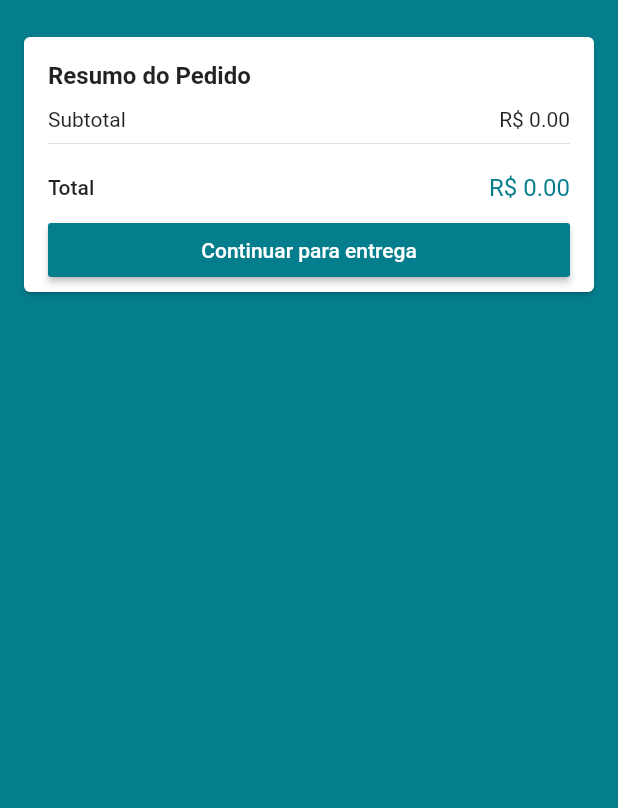
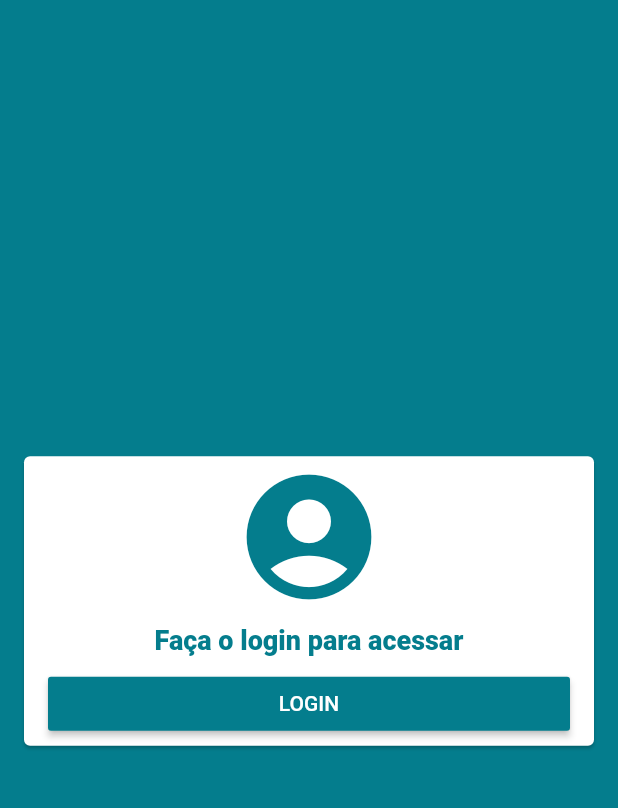
Before and after one commit to lmbaldi/loja_virtual, a Flutter app: the screen it shows after launch, after a tap on the "shopping cart" icon, on a phone screen of 412 x 824 dp, the part 59-867 px from its top. Run offline on Flutter 3.47's test engine with Material 2 defaults, Android fonts, the phone set to English and light mode, and no system bars; our stand-ins replace brasil_fields, carousel_pro, cloud_firestore, dio, firebase_auth, firebase_storage and 4 more; missing offline and left inert: alphabet_list_scroll_view; accounts and stored records are empty.

Commit message:
requesting the user's login in the cart

```diff
--- a/lib/common/common.dart
+++ b/lib/common/common.dart
@@ -1,4 +1,6 @@
 export 'app_theme.dart';
 export './custom_drawer/drawer.dart';
 export 'custom_icon_button.dart';
+export 'empty_card.dart';
+export 'login_card.dart';
 export 'price_card.dart';
--- /dev/null
+++ b/lib/common/login_card.dart
@@ -0,0 +1,49 @@
+import 'package:flutter/material.dart';
+import 'package:loja_virtual/helpers/helpers.dart';
+
+class LoginCard extends StatelessWidget {
+  @override
+  Widget build(BuildContext context) {
+    return Center(
+      child: Card(
+        margin: const EdgeInsets.all(16),
+        child: Padding(
+          padding: const EdgeInsets.fromLTRB(16, 4, 16, 4),
+          child: Column(
+            mainAxisSize: MainAxisSize.min,
+            crossAxisAlignment: CrossAxisAlignment.stretch,
+            children: <Widget>[
+              Icon(
+                Icons.account_circle,
+                color: Theme.of(context).primaryColor,
+                size: 100,
+              ),
+              Padding(
+                padding: const EdgeInsets.all(8.0),
+                child: Text(
+                  R.string.loginAccess,
+                  textAlign: TextAlign.center,
+                  style: TextStyle(
+                    fontSize: 18,
+                    fontWeight: FontWeight.w800,
+                    color: Theme.of(context).primaryColor,
+                  ),
+                ),
+              ),
+              RaisedButton(
+                onPressed: (){
+                  Navigator.of(context).pushNamed('/login');
+                },
+                color: Theme.of(context).primaryColor,
+                textColor: Colors.white,
+                child: const Text(
+                    'LOGIN'
+                ),
+              ),
+            ],
+          ),
+        ),
+      ),
+    );
+  }
+}
--- a/lib/data/manager/cart_manager.dart
+++ b/lib/data/manager/cart_manager.dart
@@ -26,7 +26,7 @@ class CartManager extends ChangeNotifier {
 
   updateUser(UserManager userManager) {
     user = userManager.user;
-    num productsPrice = 0.0;
+    productsPrice = 0.0;
     //limpa os itens do carrinho qdo eh novo usuario
     items.clear();
     removeAddress();
--- a/lib/data/models/product.dart
+++ b/lib/data/models/product.dart
@@ -12,11 +12,13 @@ class Product extends ChangeNotifier {
   String id;
   String name;
   String description;
-  List<String> images;
+  List<String> images = [];
   List<ItemSize> sizes;
 
-  Product({this.id, this.name, this.description, this.images, this.sizes}){
-    images = images ?? [];
+  Product();
+
+  Product.fromObject({this.id, this.name, this.description, this.images, this.sizes}){
+    images  = images ?? [];
     sizes = sizes ?? [];
   }
 
@@ -24,7 +26,8 @@ class Product extends ChangeNotifier {
     id = document.documentID;
     name = document['name'] as String;
     description = document['description'] as String;
-    images = List<String>.from(document.data['images']) as List<dynamic>;
+    images  = List<String>.from(document.data['images'] as List<dynamic>) ;
+
     sizes = (document.data['sizes'] as List<dynamic> ?? [])
         .map((s) => ItemSize.fromMap(s as Map<String, dynamic>))
         .toList();
@@ -151,7 +154,7 @@ class Product extends ChangeNotifier {
   }
 
   Product clone() {
-    return Product(
+    return Product.fromObject(
       id: id,
       name : name,
       description: description,
--- a/lib/helpers/i18n/strings/en_us.dart
+++ b/lib/helpers/i18n/strings/en_us.dart
@@ -9,7 +9,6 @@ class EnUs implements Translations {
   String get addToCart => 'Add to cart';
   String get buttonCalculateShipping => 'Calculate Shipping';
   String get buttonProceedPayment => 'Proceed to Payment';
-  String get link => 'Lind';
   String get camera => 'Camera';
   String get cancel => 'Cancel';
   String get cart => 'Cart';
@@ -64,9 +63,12 @@ class EnUs implements Translations {
   String get labelTextNumber => 'Number';
   String get labelTextState => 'ST';
   String get labelTextStreet => 'Avenue/Street';
+  String get link => 'Lind';
   String get linkProduct => 'Link Product';
+  String get loginAccess => 'Login to access';
   String get msgInsertImage => 'Insert at least one image';
   String get msgRequiredField => 'Required field.';
+  String get noProductsCart => 'Nenhum produto no carrinho';
   String get noStockAvailable => 'No stock available.';
   String get order => 'Order';
   String get orders => 'Orders';
--- a/lib/helpers/i18n/strings/pt_br.dart
+++ b/lib/helpers/i18n/strings/pt_br.dart
@@ -8,7 +8,6 @@ class PtBr implements Translations {
   String get addToCart => 'Adicionar ao carrinho';
   String get buttonCalculateShipping => 'Calcular Frete';
   String get buttonProceedPayment => 'Continuar para o Pagamento';
-  String get link => 'Vincular';
   String get camera => 'Câmera';
   String get cancel => 'Cancelar';
   String get cart => 'Carrrinho';
@@ -63,11 +62,14 @@ class PtBr implements Translations {
   String get labelTextNumber => 'Número';
   String get labelTextState => 'UF';
   String get labelTextStreet => 'Rua/Avenida';
+  String get link => 'Vincular';
   String get linkProduct => 'Vincular Produto';
+  String get loginAccess => 'Faça o login para acessar';
   String get msgInsertImage => 'Insira ao menos uma imagem';
   String get msgRequiredField => 'Campo obrigatório.';
   String get msgSelectPhotoCupertino => 'Selecionar foto para o item';
   String get msgChooseSourcePhotoCupertino => 'Escolha a origem da foto';
+  String get noProductsCart => 'No products in the cart';
   String get noStockAvailable => 'Sem estoque disponível.';
   String get order => 'Meus pedidos';
   String get orders => 'Pedidos';
--- a/lib/helpers/i18n/strings/translations.dart
+++ b/lib/helpers/i18n/strings/translations.dart
@@ -8,7 +8,6 @@ abstract class Translations {
   String get addToCart;
   String get buttonCalculateShipping;
   String get buttonProceedPayment;
-  String get link;
   String get camera;
   String get cancel;
   String get cart;
@@ -64,8 +63,11 @@ abstract class Translations {
   String get labelTextNumber;
   String get labelTextState;
   String get labelTextStreet;
+  String get link;
+  String get loginAccess;
   String get msgInsertImage;
   String get msgRequiredField;
+  String get noProductsCart;
   String get noStockAvailable;
   String get order;
   String get orders;
--- a/lib/screens/cart/cart_screen.dart
+++ b/lib/screens/cart/cart_screen.dart
@@ -15,6 +15,18 @@ class CartScreen extends StatelessWidget {
       ),
       body: Consumer<CartManager>(
         builder: (_, cartManager, __){
+
+          if(cartManager.user == null){
+            return LoginCard();
+          }
+
+          if(cartManager.items.isEmpty){
+            return EmptyCard(
+              iconData: Icons.remove_shopping_cart,
+              title: R.string.noProductsCart,
+            );
+          }
+
           return ListView(
             children: [
               Column(
--- a/lib/screens/cart/components/cart_tile.dart
+++ b/lib/screens/cart/components/cart_tile.dart
@@ -1,5 +1,6 @@
 import 'package:flutter/material.dart';
 import 'package:provider/provider.dart';
+import 'package:transparent_image/transparent_image.dart';
 import '../../../common/common.dart';
 import '../../../data/data.dart';
 import '../../../helpers/helpers.dart';
@@ -11,6 +12,7 @@ class CartTile extends StatelessWidget {
 
   @override
   Widget build(BuildContext context) {
+
     return ChangeNotifierProvider.value(
       value: cartProduct,
       child: Card(
@@ -22,7 +24,7 @@ class CartTile extends StatelessWidget {
               SizedBox(
                 height: 80,
                 width: 80,
-                child: Image.network(cartProduct.product.images.first),
+                child: Image.network(cartProduct.product?.images?.first ?? kTransparentImage ),
               ),
               Expanded(
                 child: Padding(
@@ -31,7 +33,7 @@ class CartTile extends StatelessWidget {
                     crossAxisAlignment: CrossAxisAlignment.start,
                     children: [
                       Text(
-                        cartProduct.product.name,
+                        cartProduct.product?.name,
                         style: TextStyle(
                             fontWeight: FontWeight.w500, fontSize: 17),
                       ),
--- a/lib/screens/edit_product/edit_product_screen.dart
+++ b/lib/screens/edit_product/edit_product_screen.dart
@@ -11,7 +11,7 @@ class EditProductScreen extends StatelessWidget {
 
   EditProductScreen(Product p)
       : editing = p != null,
-        product = p != null ? p.clone() : Product();
+        product = p != null ? p.clone() : Product.fromObject();
 
   final GlobalKey<FormState> formKey = GlobalKey<FormState>();
 
```
Also changed, not shown: lib/common/empty_card.dart (added, +37 -0 lines), lib/data/models/cart_product.dart (+6 -1 lines), lib/screens/base/base_screen.dart (+6 -1 lines).
